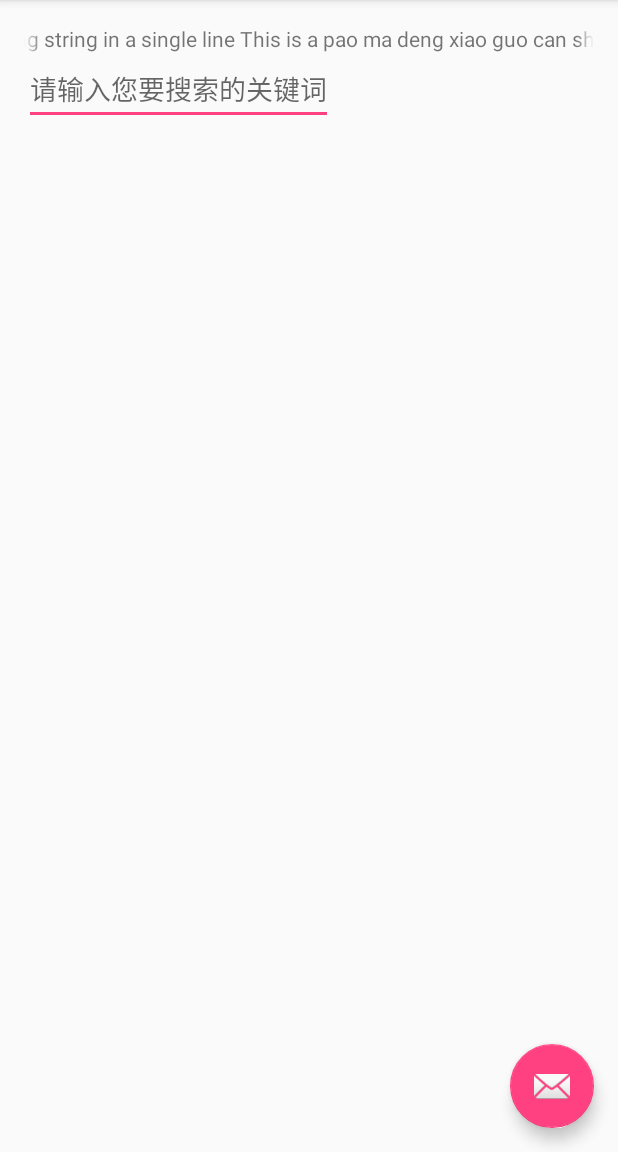
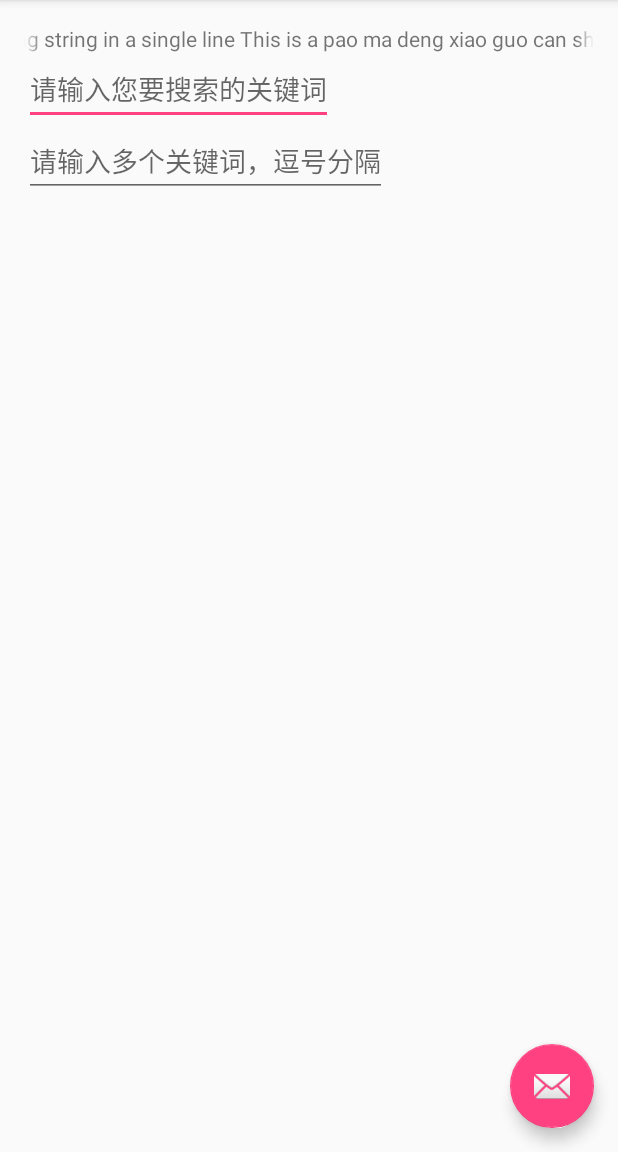
Before and after one commit to shfypp/mooc, an Android app: the screen it shows after launch (MainActivity), on a phone screen of 412 x 824 dp, the part 84-1236 px from its top. Run offline under Robolectric (Android 15) with nearby library versions, the phone set to English and light mode, and no system bars.

Commit message:
4 MutiAutoCompleteTextView

```diff
--- a/app/src/main/java/cn/hophin/shfy/androidmooc/MainActivity.java
+++ b/app/src/main/java/cn/hophin/shfy/androidmooc/MainActivity.java
@@ -10,6 +10,7 @@ import android.view.MenuItem;
 import android.view.View;
 import android.widget.ArrayAdapter;
 import android.widget.AutoCompleteTextView;
+import android.widget.MultiAutoCompleteTextView;
 
 import java.util.ArrayList;
 import java.util.Arrays;
@@ -18,6 +19,8 @@ import java.util.List;
 public class MainActivity extends AppCompatActivity {
     private MarqueeText mMarqueeText;
     private AutoCompleteTextView mAutoCompleteTextView;
+    private MultiAutoCompleteTextView mMultiAutoCompleteTextView;
+
 
 
     @Override
@@ -36,8 +39,11 @@ public class MainActivity extends AppCompatActivity {
             }
         });
 
+        //跑马灯TextView的实现
         mMarqueeText= (MarqueeText) findViewById(R.id.pao_ma_deng_text_view);
         mMarqueeText.setText(Article.articleContent[0]);
+
+        //自动补全TextView的实现
         //1.初始化控件
         mAutoCompleteTextView= (AutoCompleteTextView) findViewById(R.id.key_words_ac_text_view);
         //2.初始化数据
@@ -49,6 +55,14 @@ public class MainActivity extends AppCompatActivity {
                 data);
         //4.关联适配器到控件
         mAutoCompleteTextView.setAdapter(adapter);
+
+        //多输入自动补全TextView的实现
+        mMultiAutoCompleteTextView= (MultiAutoCompleteTextView) findViewById(R.id.key_words_mac_text_view);
+        mMultiAutoCompleteTextView.setAdapter(adapter);
+        //设置以逗号为分隔符
+        mMultiAutoCompleteTextView.setTokenizer(new MultiAutoCompleteTextView.CommaTokenizer());
+
+
     }
 
     @Override
--- a/app/src/main/res/layout/content_main.xml
+++ b/app/src/main/res/layout/content_main.xml
@@ -26,13 +26,20 @@
             android:focusableInTouchMode="true"
             android:singleLine="true"
             android:text="Hello World!" />
+
         <AutoCompleteTextView
             android:id="@+id/key_words_ac_text_view"
-            android:hint="@string/input_you_key_words"
+            android:layout_width="wrap_content"
+            android:layout_height="wrap_content"
             android:completionThreshold="3"
+            android:hint="@string/input_your_key_word" />
+        <!--completionThreshold 设置输入几个字符时开始自动匹配 -->
+        <MultiAutoCompleteTextView
+            android:id="@+id/key_words_mac_text_view"
             android:layout_width="wrap_content"
-            android:layout_height="wrap_content" />
-        <!--completionThreshold 设置输入几个字符时开始自动匹配 -->
+            android:layout_height="wrap_content"
+            android:completionThreshold="3"
+            android:hint="@string/input_your_key_words" />
     </LinearLayout>
 
 </ScrollView>
--- a/app/src/main/res/values/strings.xml
+++ b/app/src/main/res/values/strings.xml
@@ -1,5 +1,6 @@
 <resources>
     <string name="app_name">AndroidMooc</string>
     <string name="action_settings">Settings</string>
-    <string name="input_you_key_words">请输入您要搜索的关键词</string>
+    <string name="input_your_key_word">请输入您要搜索的关键词</string>
+    <string name="input_your_key_words">请输入多个关键词，逗号分隔</string>
 </resources>
```
